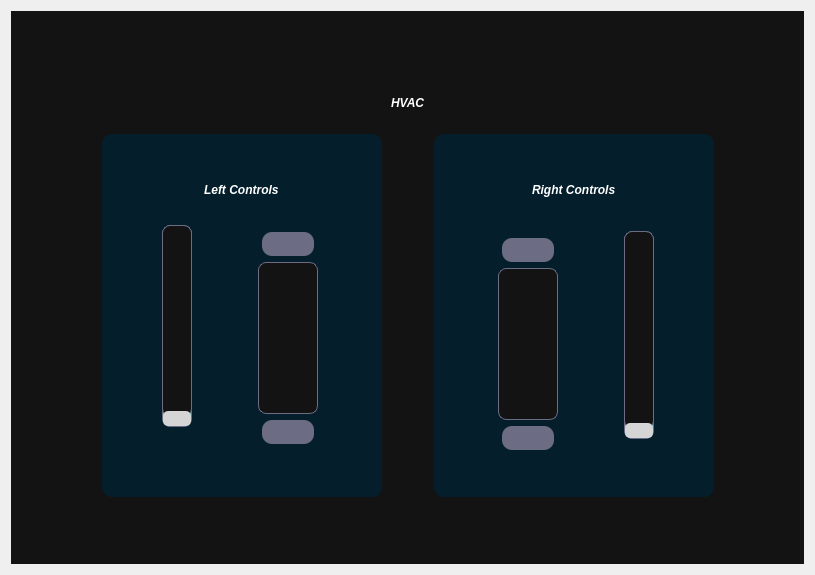
Qt form ui/HVAC.ui (suchinton/AGL_Demo_Control_Panel) before a commit.
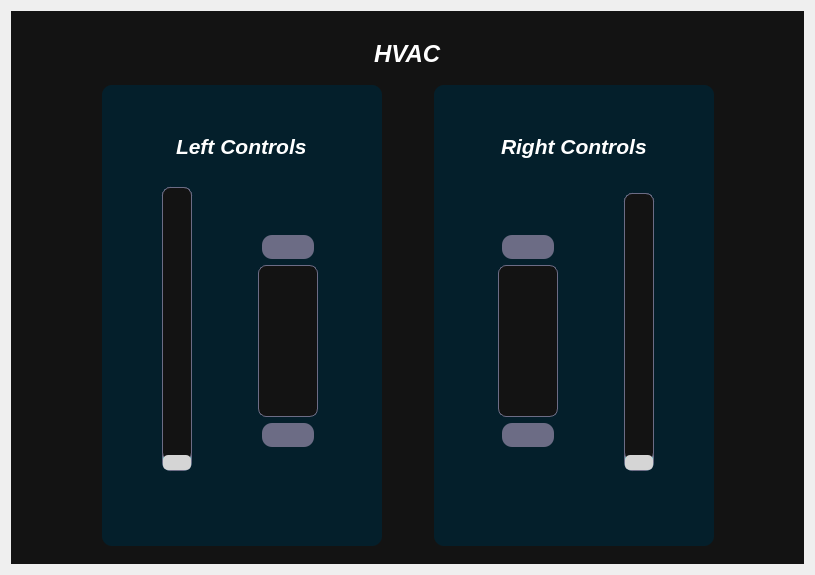
The same form after that commit. Icons and pictures are not drawn.

Commit message: Fix UI: Increase text size & alignment

```diff
--- a/ui/HVAC.ui
+++ b/ui/HVAC.ui
@@ -189,39 +189,8 @@
      <property name="frameShadow">
       <enum>QFrame::Raised</enum>
      </property>
-     <layout class="QVBoxLayout" name="verticalLayout_2">
-      <item>
-       <widget class="QScrollArea" name="scrollArea">
-        <property name="widgetResizable">
-         <bool>true</bool>
-        </property>
-        <widget class="QWidget" name="scrollAreaWidgetContents">
-         <property name="geometry">
-          <rect>
-           <x>0</x>
-           <y>0</y>
-           <width>799</width>
-           <height>517</height>
-          </rect>
-         </property>
-         <layout class="QVBoxLayout" name="verticalLayout_3">
-          <item>
-           <spacer name="verticalSpacer_2">
-            <property name="orientation">
-             <enum>Qt::Vertical</enum>
-            </property>
-            <property name="sizeType">
-             <enum>QSizePolicy::Fixed</enum>
-            </property>
-            <property name="sizeHint" stdset="0">
-             <size>
-              <width>20</width>
-              <height>40</height>
-             </size>
-            </property>
-           </spacer>
-          </item>
-          <item>
+     <layout class="QGridLayout" name="gridLayout_4">
+      <item row="0" column="0">
            <widget class="QFrame" name="frame">
             <property name="minimumSize">
              <size>
@@ -277,6 +246,7 @@
                   </property>
                   <property name="font">
                    <font>
+                <pointsize>18</pointsize>
                     <weight>75</weight>
                     <italic>true</italic>
                     <bold>true</bold>
@@ -325,6 +295,7 @@
                  <widget class="QLabel" name="label">
                   <property name="font">
                    <font>
+                <pointsize>16</pointsize>
                     <weight>75</weight>
                     <italic>true</italic>
                     <bold>true</bold>
@@ -444,6 +415,7 @@
                      </property>
                      <property name="font">
                       <font>
+                   <pointsize>14</pointsize>
                        <weight>75</weight>
                        <italic>true</italic>
                        <bold>true</bold>
@@ -814,6 +786,7 @@
                  <widget class="QLabel" name="label_6">
                   <property name="font">
                    <font>
+                <pointsize>16</pointsize>
                     <weight>75</weight>
                     <italic>true</italic>
                     <bold>true</bold>
@@ -888,6 +861,7 @@
                      </property>
                      <property name="font">
                       <font>
+                   <pointsize>14</pointsize>
                        <weight>75</weight>
                        <italic>true</italic>
                        <bold>true</bold>
@@ -983,26 +957,6 @@
              </item>
             </layout>
            </widget>
-          </item>
-         </layout>
-        </widget>
-       </widget>
-      </item>
-      <item>
-       <spacer name="verticalSpacer">
-        <property name="orientation">
-         <enum>Qt::Vertical</enum>
-        </property>
-        <property name="sizeType">
-         <enum>QSizePolicy::Fixed</enum>
-        </property>
-        <property name="sizeHint" stdset="0">
-         <size>
-          <width>20</width>
-          <height>40</height>
-         </size>
-        </property>
-       </spacer>
       </item>
      </layout>
     </widget>
```
Left out of the diff: 2 changed lines with no effect on the pictures. Lines whose indentation alone changed are shown as unchanged. The commit also changes 6 other files.
